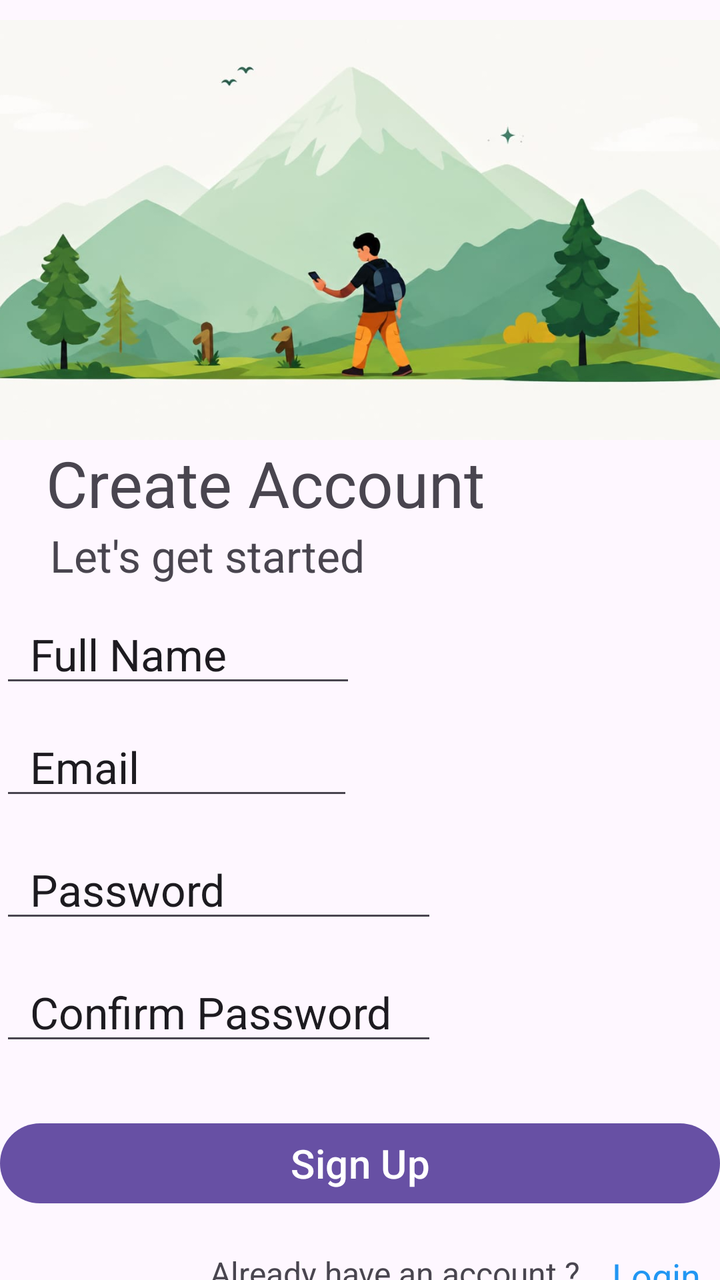
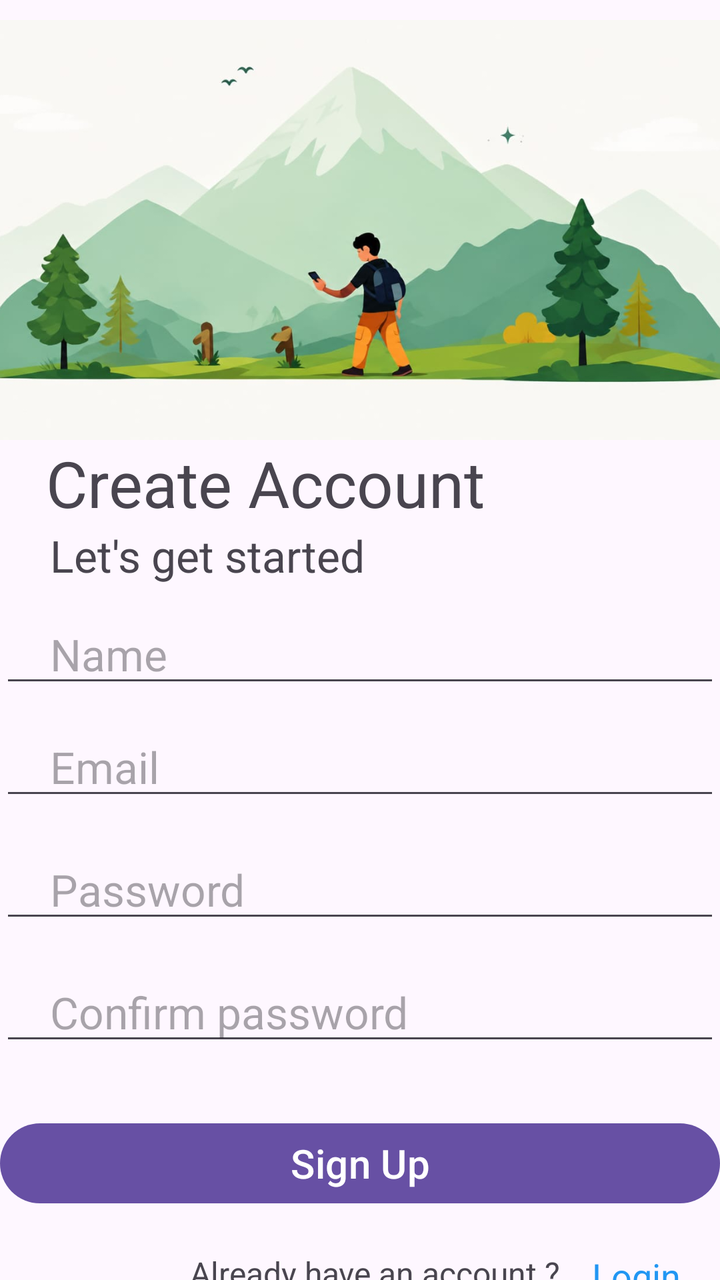

An Android layout rendered at two revisions. The XML below is the earlier revision; the diff shows what the commit changed to produce the second picture.
<!-- AndroidManifest.xml: application theme Theme.TrailSplit -->
<!-- res/layout/activity_signup.xml -->
<?xml version="1.0" encoding="utf-8"?>
<androidx.constraintlayout.widget.ConstraintLayout xmlns:android="http://schemas.android.com/apk/res/android"
    xmlns:app="http://schemas.android.com/apk/res-auto"
    xmlns:tools="http://schemas.android.com/tools"
    android:id="@+id/main"
    android:layout_width="match_parent"
    android:layout_height="match_parent"
    tools:context=".Signup">

   <ImageView
       android:id="@+id/loginheader"
       android:layout_width="match_parent"
       android:layout_height="210dp"
       android:layout_marginTop="10dp"
       android:scaleType="centerCrop"
       android:src="@drawable/login"
       app:layout_constraintTop_toTopOf="parent"


       />

   <TextView
       android:id="@+id/welcome"
       android:layout_width="wrap_content"
       android:layout_height="wrap_content"
       android:text=" Create Account"
       android:textSize="32sp"
       app:layout_constraintTop_toBottomOf="@id/loginheader"
       app:layout_constraintStart_toStartOf="@id/loginheader"
       android:paddingLeft="15dp"
       />

   <TextView
       android:id="@+id/statement"
       android:layout_width="wrap_content"
       android:layout_height="wrap_content"
       android:text="Let's get started"
       android:textSize="22sp"
       android:paddingLeft="25dp"
       app:layout_constraintTop_toBottomOf="@id/welcome"
       app:layout_constraintStart_toStartOf="@id/welcome"


       />
   <EditText
       android:id="@+id/Name"
       android:layout_width="wrap_content"
       android:layout_height="wrap_content"
       android:text="Full Name"
       android:hint="Enter your name"

       android:textSize="22sp"
       android:paddingTop="20dp"
       android:paddingLeft="15dp"
       app:layout_constraintTop_toBottomOf="@id/statement"
       app:layout_constraintStart_toStartOf="@id/statement"

       />
   <EditText
       android:id="@+id/email"
       android:layout_width="wrap_content"
       android:layout_height="wrap_content"
       android:text="Email"
       android:hint="Enter your email"

       android:textSize="22sp"
       android:paddingTop="20dp"
       android:paddingLeft="15dp"
       app:layout_constraintTop_toBottomOf="@id/Name"
       app:layout_constraintStart_toStartOf="@id/Name"

       />

   <EditText
       android:id="@+id/password"
       android:layout_width="wrap_content"
       android:layout_height="wrap_content"
       android:text="Password"
       android:hint="Enter your password"

       android:textSize="22sp"
       android:paddingTop="25dp"
       android:paddingLeft="15dp"
       app:layout_constraintTop_toBottomOf="@id/email"
       app:layout_constraintStart_toStartOf="@id/email"

       />
   <EditText
       android:id="@+id/confirm_password"
       android:layout_width="wrap_content"
       android:layout_height="wrap_content"
       android:text="Confirm Password"
       android:hint="Enter your password"

       android:textSize="22sp"
       android:paddingTop="25dp"
       android:paddingLeft="15dp"
       app:layout_constraintTop_toBottomOf="@id/password"
       app:layout_constraintStart_toStartOf="@id/password"

       />
   <Button
       android:id="@+id/btn"
       android:layout_width="match_parent"
       android:layout_height="wrap_content"
       android:text="Sign Up"
       android:textSize="20sp"
       android:layout_marginTop="30dp"


       app:layout_constraintTop_toBottomOf="@id/confirm_password"
       />

   <TextView
       android:id="@+id/account"
       android:layout_width="wrap_content"
       android:layout_height="wrap_content"
       android:text="Already have an account ? "
       android:textSize="16dp"
       android:paddingTop="20dp"
       app:layout_constraintTop_toBottomOf="@id/btn"
       android:paddingLeft="105dp"
       app:layout_constraintStart_toStartOf="parent"



       />
   <TextView
       android:id="@+id/signtolog"
       android:layout_width="wrap_content"
       android:layout_height="wrap_content"
       android:text="Login"
       android:textSize="18dp"
       app:layout_constraintStart_toEndOf="@id/account"
       app:layout_constraintTop_toBottomOf="@id/btn"
       android:paddingTop="20dp"
       android:paddingLeft="12dp"
       android:textColor="#2196F3"
       />

</androidx.constraintlayout.widget.ConstraintLayout>
<!-- resources referenced by this layout -->
<resources>
  <!-- drawable login: jpeg bitmap (drawable, 42846 bytes) -->
  <style name="Theme.TrailSplit" parent="Base.Theme.TrailSplit" />
  <style name="Base.Theme.TrailSplit" parent="Theme.Material3.DayNight.NoActionBar">
          
          
      </style>
</resources>

<!-- the commit's change to res/layout/activity_signup.xml (unified diff, before → after) -->
@@ -44,10 +44,12 @@
        />
    <EditText
        android:id="@+id/Name"
-       android:layout_width="wrap_content"
+       android:layout_width="match_parent"
        android:layout_height="wrap_content"
-       android:text="Full Name"
-       android:hint="Enter your name"
+
+       android:hint="Name"
+      android:paddingStart="25dp"
+
 
        android:textSize="22sp"
        android:paddingTop="20dp"
@@ -58,10 +60,11 @@
        />
    <EditText
        android:id="@+id/email"
-       android:layout_width="wrap_content"
+       android:layout_width="match_parent"
        android:layout_height="wrap_content"
-       android:text="Email"
-       android:hint="Enter your email"
+
+       android:hint="Email"
+       android:paddingStart="25dp"
 
        android:textSize="22sp"
        android:paddingTop="20dp"
@@ -73,10 +76,11 @@
 
    <EditText
        android:id="@+id/password"
-       android:layout_width="wrap_content"
+       android:layout_width="match_parent"
        android:layout_height="wrap_content"
-       android:text="Password"
-       android:hint="Enter your password"
+
+       android:hint="Password"
+       android:paddingStart="25dp"
 
        android:textSize="22sp"
        android:paddingTop="25dp"
@@ -87,10 +91,11 @@
        />
    <EditText
        android:id="@+id/confirm_password"
-       android:layout_width="wrap_content"
+       android:layout_width="match_parent"
        android:layout_height="wrap_content"
-       android:text="Confirm Password"
-       android:hint="Enter your password"
+
+       android:hint="Confirm password"
+       android:paddingStart="25dp"
 
        android:textSize="22sp"
        android:paddingTop="25dp"
@@ -119,7 +124,7 @@
        android:textSize="16dp"
        android:paddingTop="20dp"
        app:layout_constraintTop_toBottomOf="@id/btn"
-       android:paddingLeft="105dp"
+       android:paddingLeft="95dp"
        app:layout_constraintStart_toStartOf="parent"
 
 
